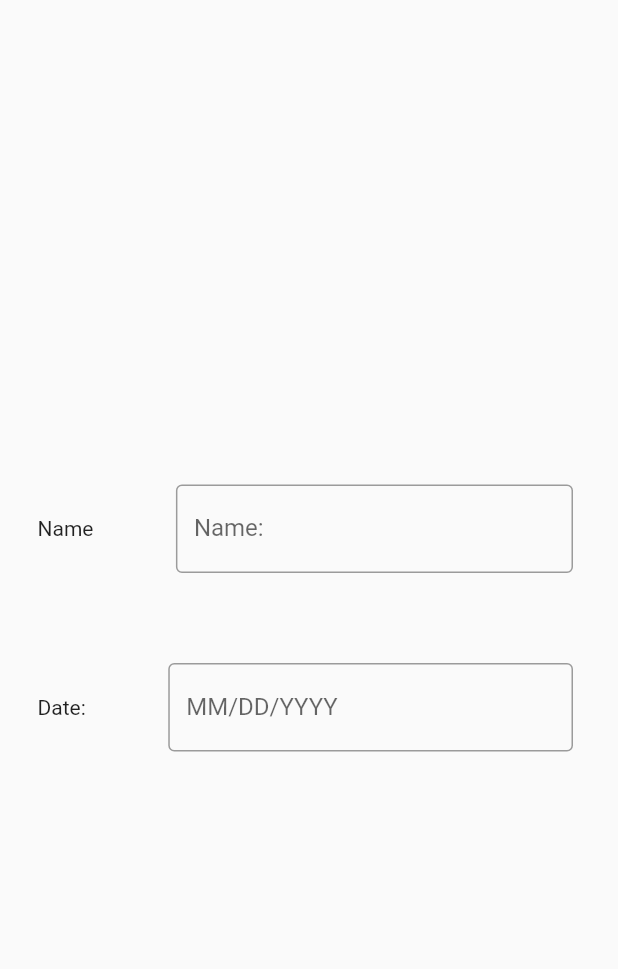
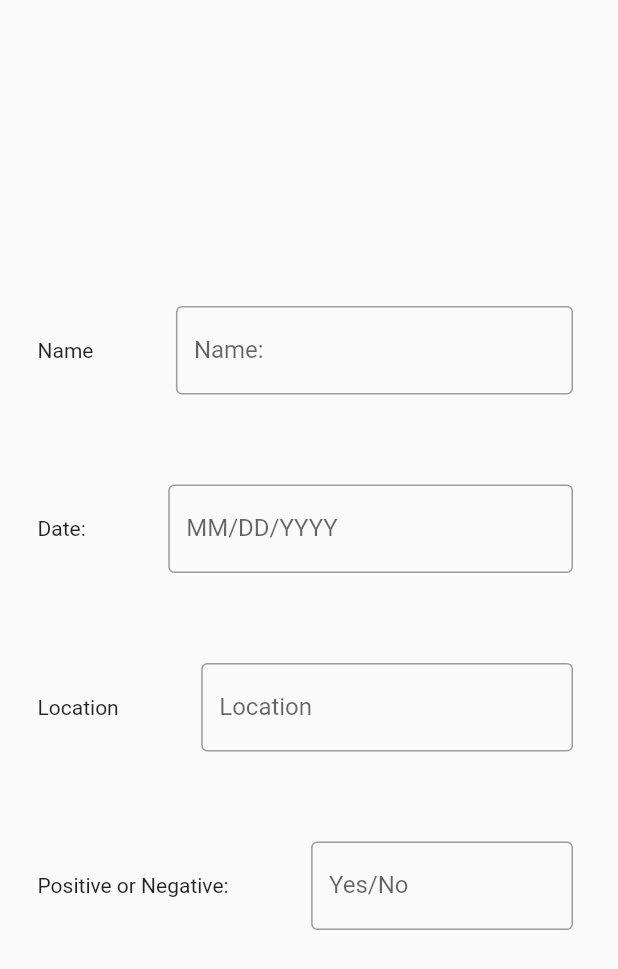
Before and after one commit to Arjun-Mishra-312/covinet, a Flutter app: the AddTest screen opened directly, on a phone screen of 412 x 824 dp. Shown: the top 969 px of the screen. Run offline on Flutter 3.47's test engine with Material 2 defaults, Android fonts, the phone set to English and light mode, and no system bars; our stand-ins replace cloud_firestore, firebase_auth, firebase_core; missing offline and left inert: dart:html, google_maps; accounts and stored records are empty.

Commit message:
More options

```diff
--- a/lib/Screens/HomePage/Tabs/AddTest.dart
+++ b/lib/Screens/HomePage/Tabs/AddTest.dart
@@ -48,6 +48,46 @@ class AddTest extends StatelessWidget{
                 )
               )
             ],
+          ),
+          Row(
+            children: <Widget>[
+              Padding(
+                  padding: EdgeInsets.all(25),
+                  child: const Text("Location")
+              ),
+              Flexible(
+                child: Padding(
+                  padding: EdgeInsets.all(30),
+                  child: TextField(
+                    obscureText: true,
+                    decoration:  InputDecoration(
+                      border: OutlineInputBorder(),
+                      labelText: 'Location'
+                    ),
+                  ),
+                )
+              )
+            ],
+          ),
+          Row(
+            children: <Widget>[
+              Padding(
+                  padding: EdgeInsets.all(25),
+                  child: const Text("Positive or Negative:")
+              ),
+              Flexible(
+                child: Padding(
+                  padding: EdgeInsets.all(30),
+                  child: TextField(
+                    obscureText: true,
+                    decoration:  InputDecoration(
+                      border: OutlineInputBorder(),
+                      labelText: 'Yes/No'
+                    ),
+                  ),
+                )
+              )
+            ],
           )
         ],
       )
```
